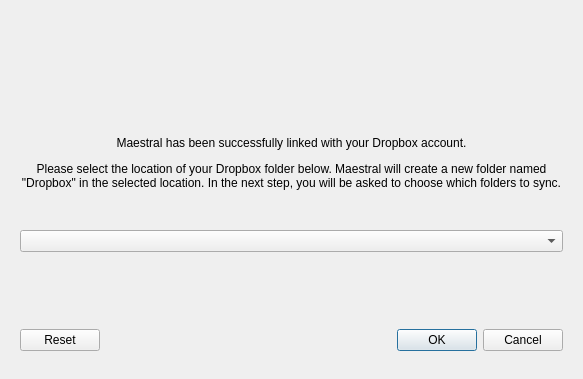
Qt form maestral/gui/resources/setup_dialog.ui (samschott/maestral) before a commit.
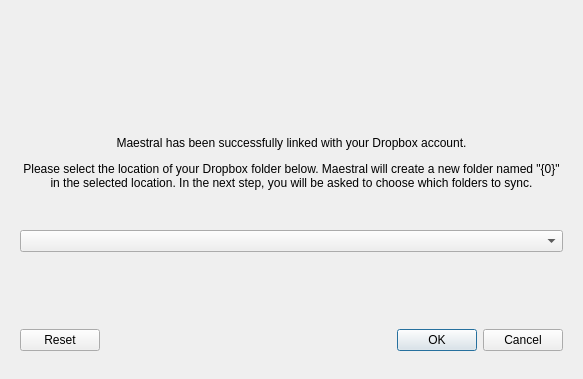
The same form after that commit. The open tabs and pages were chosen to show the change.

Commit message: exp. support for different Dropbox folder names

The edit to the form file:
```diff
--- a/maestral/gui/resources/setup_dialog.ui
+++ b/maestral/gui/resources/setup_dialog.ui
@@ -256,7 +256,7 @@
           </sizepolicy>
          </property>
          <property name="text">
-          <string>&lt;html&gt;&lt;head/&gt;&lt;body&gt;&lt;p align=&quot;center&quot;&gt;Maestral has been successfully linked with your Dropbox account.&lt;/p&gt;&lt;p align=&quot;center&quot;&gt;Please select the location of your Dropbox folder below. Maestral will create a new folder named &quot;Dropbox&quot; in the selected location. In the next step, you will be asked to choose which folders to sync.&lt;/p&gt;&lt;/body&gt;&lt;/html&gt;</string>
+          <string>&lt;html&gt;&lt;head/&gt;&lt;body&gt;&lt;p align=&quot;center&quot;&gt;Maestral has been successfully linked with your Dropbox account.&lt;/p&gt;&lt;p align=&quot;center&quot;&gt;Please select the location of your Dropbox folder below. Maestral will create a new folder named &quot;{0}&quot; in the selected location. In the next step, you will be asked to choose which folders to sync.&lt;/p&gt;&lt;/body&gt;&lt;/html&gt;</string>
          </property>
          <property name="alignment">
           <set>Qt::AlignCenter</set>
```
The commit also changes 4 other files.
